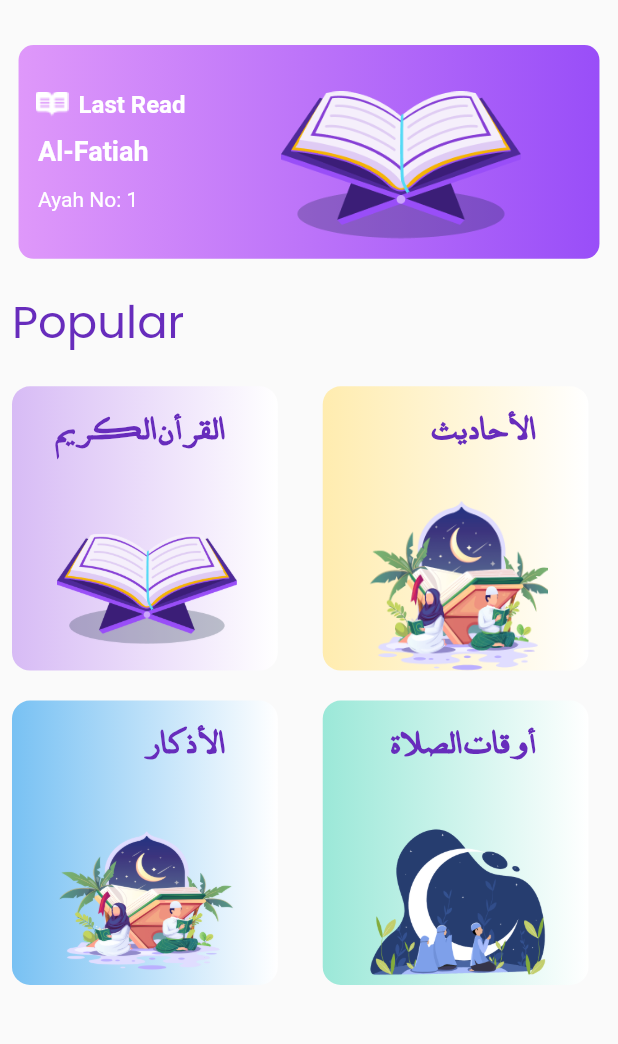
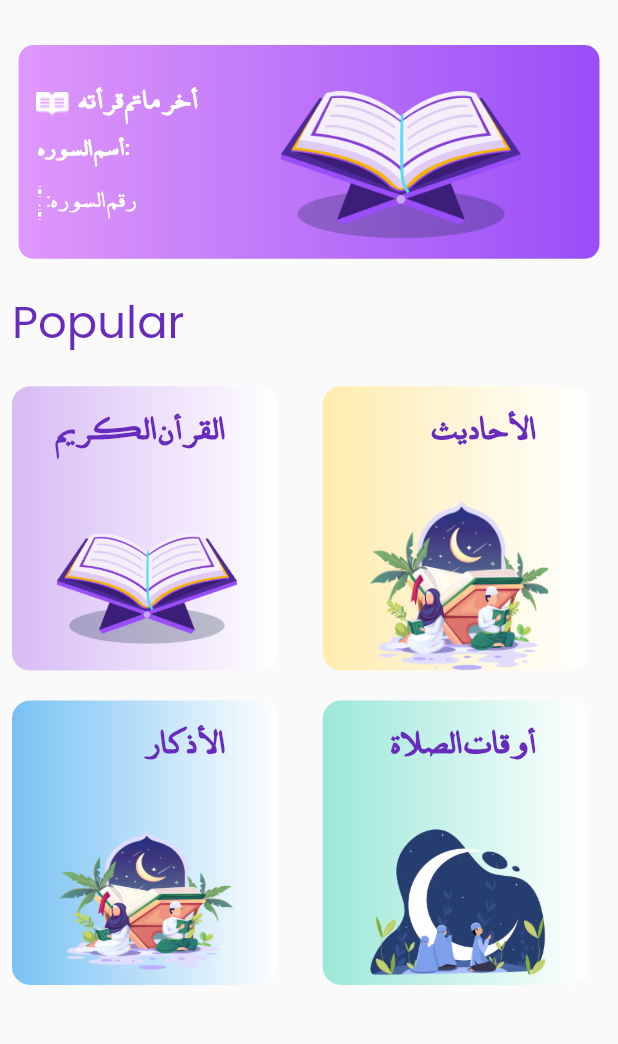
Before and after one commit to 18112001688/QuranApp, a Flutter app: the screen it shows after launch, after a tap on "Get Started", on a phone screen of 412 x 824 dp, the part 108-1152 px from its top. Run offline on Flutter 3.47's test engine with Material 2 defaults, Android fonts, the light colour scheme and no system bars; our stand-ins replace dartz, dio, flutter_bloc, get_it, go_router, shared_preferences; missing offline and left inert: quran; network calls fail; Roboto replaces fonts that are missing (poppins).

Commit message:
last read cubit created and trigered

```diff
--- /dev/null
+++ b/lib/Features/home/presentation/manager/cubit/last_read_ayah_cubit.dart
@@ -0,0 +1,16 @@
+import 'package:flutter_bloc/flutter_bloc.dart';
+import 'package:shared_preferences/shared_preferences.dart';
+
+part 'last_read_ayah_state.dart';
+
+class LastReadAyahCubit extends Cubit<LastReadAyahState> {
+  LastReadAyahCubit()
+      : super(LastReadAyahSuccess(surahName: '', ayahNumber: 0));
+
+  Future<void> setLastReadAyah(String surahName, int ayahNumber) async {
+    SharedPreferences prefs = await SharedPreferences.getInstance();
+    prefs.setString("LastReadSurhName", surahName);
+    prefs.setInt("LastReadSurahNumber", ayahNumber);
+    emit(LastReadAyahSuccess(surahName: surahName, ayahNumber: ayahNumber));
+  }
+}
--- /dev/null
+++ b/lib/Features/home/presentation/manager/cubit/last_read_ayah_state.dart
@@ -0,0 +1,12 @@
+part of 'last_read_ayah_cubit.dart';
+
+abstract class LastReadAyahState {}
+
+class LastReadAyahInitial extends LastReadAyahState {}
+
+class LastReadAyahSuccess extends LastReadAyahState {
+  final String surahName;
+  final int ayahNumber;
+
+  LastReadAyahSuccess({required this.surahName, required this.ayahNumber});
+}
--- a/lib/Features/home/presentation/views/home_view.dart
+++ b/lib/Features/home/presentation/views/home_view.dart
@@ -1,8 +1,10 @@
+import 'package:Qurane_app/Features/home/presentation/manager/cubit/last_read_ayah_cubit.dart';
 import 'package:Qurane_app/Features/home/widget/custom_item.dart';
 import 'package:Qurane_app/Features/home/widget/custom_last_read_item.dart';
 import 'package:Qurane_app/core/constant/constent.dart';
 import 'package:Qurane_app/core/utlity/images.dart';
 import 'package:flutter/material.dart';
+import 'package:flutter_bloc/flutter_bloc.dart';
 import 'package:go_router/go_router.dart';
 
 class HomeView extends StatelessWidget {
--- a/lib/Features/home/widget/custom_last_read_item.dart
+++ b/lib/Features/home/widget/custom_last_read_item.dart
@@ -1,11 +1,18 @@
+import 'package:Qurane_app/Features/home/presentation/manager/cubit/last_read_ayah_cubit.dart';
+import 'package:Qurane_app/core/utlity/arabic_numbers.dart';
+import 'package:Qurane_app/core/utlity/custom_error_widget.dart';
 import 'package:Qurane_app/core/utlity/images.dart';
 import 'package:flutter/material.dart';
+import 'package:flutter_bloc/flutter_bloc.dart';
 
 class CustomLastReadItem extends StatelessWidget {
   const CustomLastReadItem({super.key});
 
   @override
   Widget build(BuildContext context) {
+    return BlocBuilder<LastReadAyahCubit, LastReadAyahState>(
+      builder: (context, state) {
+        if (state is LastReadAyahSuccess) {
           return Padding(
             padding: const EdgeInsets.only(top: 30),
             child: Container(
@@ -32,34 +39,35 @@ class CustomLastReadItem extends StatelessWidget {
                   left: 40,
                   top: 30,
                   child: Text(
-              'Last Read',
+                    'أخر ما تم قرأته',
                     style: TextStyle(
                         color: Colors.white,
                         fontSize: 16,
                         fontWeight: FontWeight.bold,
+                        fontFamily: 'me_quran'),
                   ),
                 ),
-          ),
-          const Positioned(
+                Positioned(
                   left: 13,
                   top: 60,
                   child: Text(
-              'Al-Fatiah',
-              style: TextStyle(
+                    "أسم السوره:     ${state.surahName}",
+                    style: const TextStyle(
                         color: Colors.white,
-                  fontSize: 18,
-                  fontWeight: FontWeight.bold),
+                        fontSize: 14,
+                        fontWeight: FontWeight.bold,
+                        fontFamily: 'me_quran'),
                   ),
                 ),
-          const Positioned(
+                Positioned(
                   left: 13,
                   top: 95,
                   child: Text(
-              'Ayah No: 1',
-              style: TextStyle(
+                    "رقم السوره:    ${state.ayahNumber.toArabicNumbers}",
+                    style: const TextStyle(
                         color: Colors.white,
                         fontSize: 14,
-              ),
+                        fontFamily: 'me_quran'),
                   ),
                 ),
                 Positioned(
@@ -72,5 +80,10 @@ class CustomLastReadItem extends StatelessWidget {
               ]),
             ),
           );
+        } else {
+          return const CoustemErrorWidget(errorMessage: 'No Ayah Found');
+        }
+      },
+    );
   }
 }
--- a/lib/Features/quranreadingview/widgets/quran_ayah_item.dart
+++ b/lib/Features/quranreadingview/widgets/quran_ayah_item.dart
@@ -1,4 +1,5 @@
 import 'package:Qurane_app/core/constant/constent.dart';
+import 'package:Qurane_app/core/utlity/arabic_numbers.dart';
 import 'package:Qurane_app/core/utlity/images.dart';
 import 'package:flutter/material.dart';
 
@@ -47,9 +48,9 @@ class QuranAyahItem extends StatelessWidget {
                     child: Stack(
                       children: [
                         Text(
-                          surahNumber.toString(),
+                          surahNumber.toString().toArabicNumbers,
                           style: const TextStyle(
-                            fontSize: 12,
+                            fontSize: 14,
                           ),
                         ),
                       ],
--- a/lib/main.dart
+++ b/lib/main.dart
@@ -1,6 +1,8 @@
+import 'package:Qurane_app/Features/home/presentation/manager/cubit/last_read_ayah_cubit.dart';
 import 'package:flutter/material.dart';
 import 'package:Qurane_app/core/utlity/app_router.dart';
 import 'package:Qurane_app/core/utlity/service_locater.dart';
+import 'package:flutter_bloc/flutter_bloc.dart';
 
 void main() {
   setupServiceLocater();
@@ -13,9 +15,12 @@ class MyApp extends StatelessWidget {
   // This widget is the root of your application.
   @override
   Widget build(BuildContext context) {
-    return MaterialApp.router(
-      routerConfig: AppRouter.router,
-      debugShowCheckedModeBanner: false,
+    return BlocProvider(
+      create: (context) => LastReadAyahCubit(),
+      child: MaterialApp.router(
+        routerConfig: AppRouter.router,
+        debugShowCheckedModeBanner: false,
+      ),
     );
   }
 }
```
Also changed, not shown: lib/Features/quranreadingview/presentation/quran_reading_view.dart (+8 -0 lines). Lines whose indentation alone changed are shown as unchanged.
